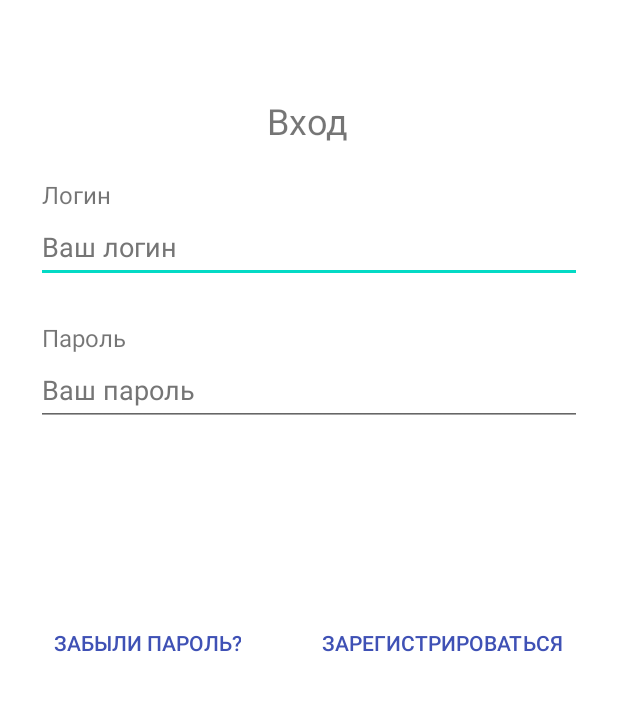
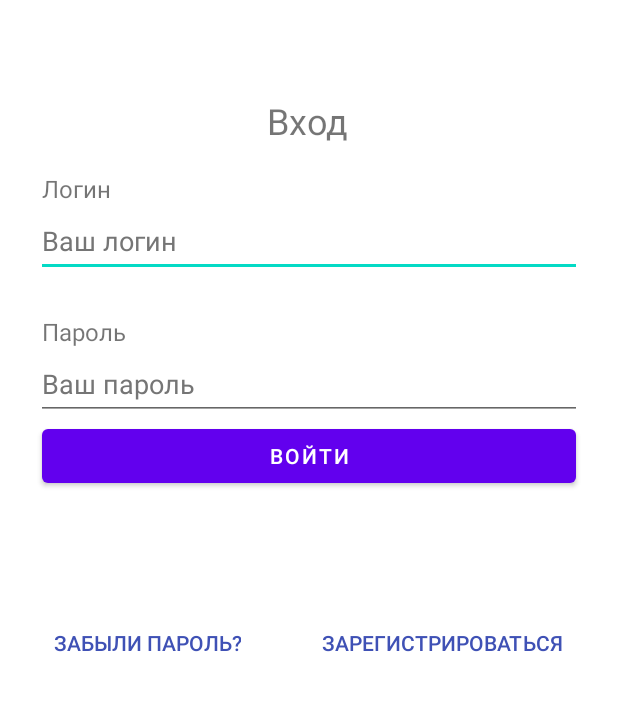
Before and after one commit to kiryuha21/SimpleEnglishApp, an Android app: the screen it shows after launch (MainActivity), on a phone screen of 412 x 824 dp, the part 391-1102 px from its top. Run offline under Robolectric (Android 15) with nearby library versions, the phone set to English and light mode, and no system bars.

Commit message:
log in button added

```diff
--- a/app/src/main/res/layout/activity_main.xml
+++ b/app/src/main/res/layout/activity_main.xml
@@ -88,6 +88,14 @@
             android:minHeight="48dp"
             android:textColorHint="#757575" />
 
+        <Button
+            android:id="@+id/button2"
+            android:layout_width="match_parent"
+            android:layout_height="wrap_content"
+            android:layout_marginStart="4dp"
+            android:layout_marginEnd="4dp"
+            android:text="@string/log_in_button_text" />
+
     </LinearLayout>
 
     <Button
--- a/app/src/main/res/values/strings.xml
+++ b/app/src/main/res/values/strings.xml
@@ -8,4 +8,5 @@
     <string name="password">Пароль</string>
     <string name="forgot_password">Забыли пароль?</string>
     <string name="sign_up">Зарегистрироваться</string>
+    <string name="log_in_button_text">Войти</string>
 </resources>
```
